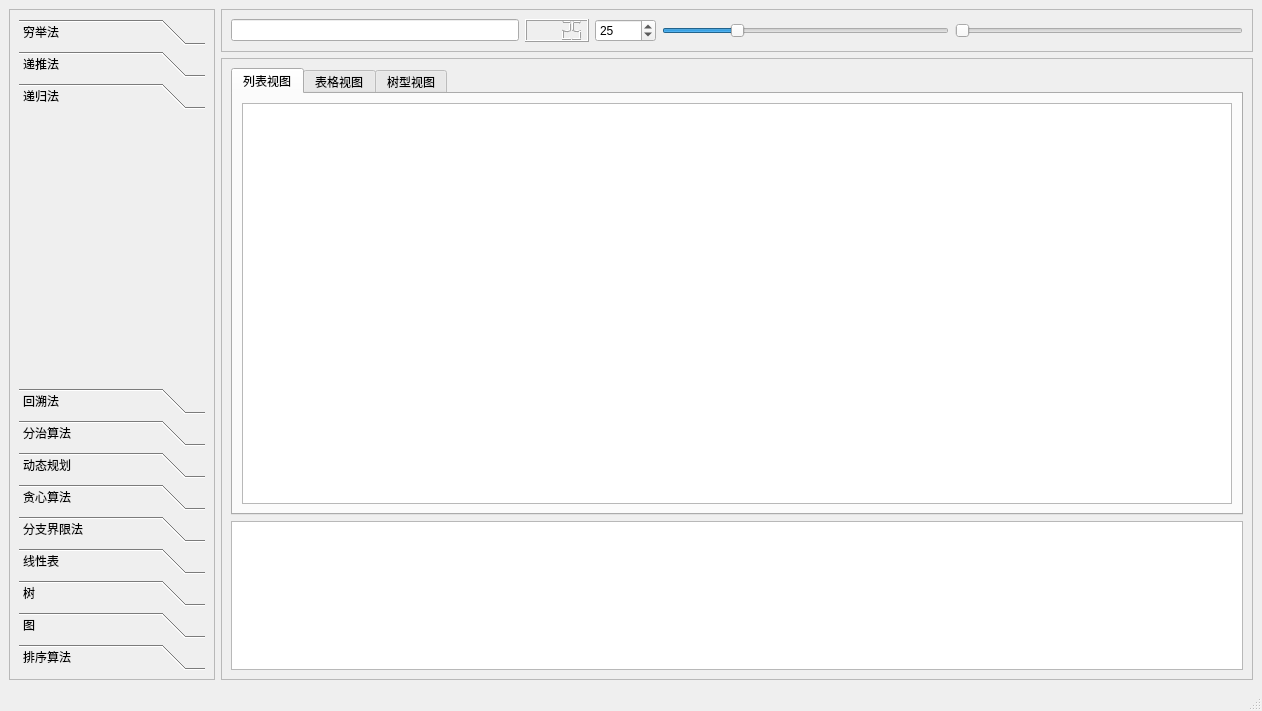
iguoya/LInux, file Algorithm/mainwindow.ui: the form before one commit.
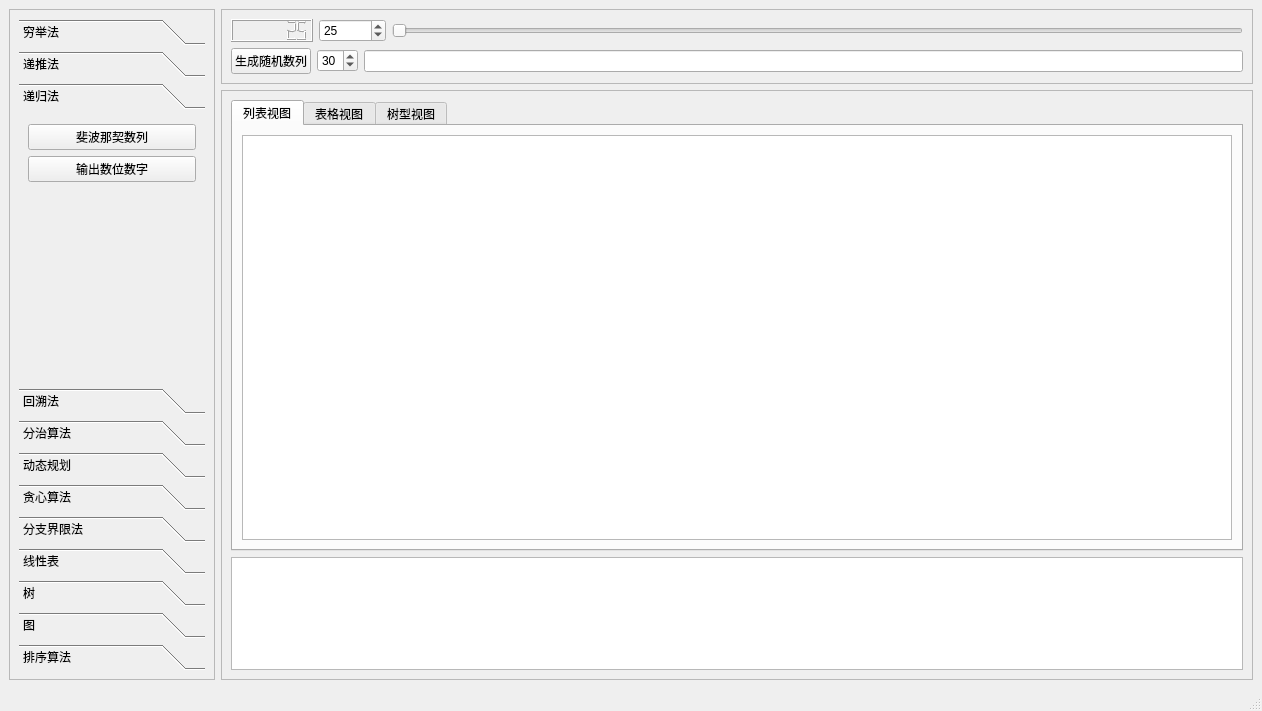
The form after the commit. The open tabs and pages were chosen to show the change.

Commit message: 数字中 数位 逐个显示

```diff
--- a/Algorithm/mainwindow.ui
+++ b/Algorithm/mainwindow.ui
@@ -95,6 +95,35 @@
           <attribute name="label">
            <string>递归法</string>
           </attribute>
+          <layout class="QGridLayout" name="gridLayout_9">
+           <item row="0" column="0">
+            <widget class="QPushButton" name="fibonacci">
+             <property name="text">
+              <string>斐波那契数列</string>
+             </property>
+            </widget>
+           </item>
+           <item row="2" column="0">
+            <spacer name="verticalSpacer_2">
+             <property name="orientation">
+              <enum>Qt::Vertical</enum>
+             </property>
+             <property name="sizeHint" stdset="0">
+              <size>
+               <width>20</width>
+               <height>46</height>
+              </size>
+             </property>
+            </spacer>
+           </item>
+           <item row="1" column="0">
+            <widget class="QPushButton" name="number">
+             <property name="text">
+              <string>输出数位数字</string>
+             </property>
+            </widget>
+           </item>
+          </layout>
          </widget>
          <widget class="QWidget" name="page_3">
           <property name="geometry">
@@ -226,14 +255,14 @@
       <property name="frameShadow">
        <enum>QFrame::Raised</enum>
       </property>
-      <layout class="QGridLayout" name="gridLayout_7">
+      <layout class="QGridLayout" name="gridLayout_6">
        <item row="0" column="0">
         <layout class="QHBoxLayout" name="horizontalLayout">
-         <item>
-          <widget class="QLineEdit" name="lineEdit"/>
-         </item>
          <item>
           <widget class="QLCDNumber" name="lcdNumber">
+           <property name="digitCount">
+            <number>7</number>
+           </property>
            <property name="intValue" stdset="0">
             <number>25</number>
            </property>
@@ -242,7 +271,7 @@
          <item>
           <widget class="QSpinBox" name="spinBox">
            <property name="maximum">
-            <number>10000</number>
+            <number>1000000</number>
            </property>
            <property name="value">
             <number>25</number>
@@ -252,7 +281,7 @@
          <item>
           <widget class="QSlider" name="horizontalSlider">
            <property name="maximum">
-            <number>100</number>
+            <number>1000000</number>
            </property>
            <property name="value">
             <number>25</number>
@@ -265,19 +294,27 @@
            </property>
           </widget>
          </item>
+        </layout>
+       </item>
+       <item row="1" column="0">
+        <layout class="QHBoxLayout" name="horizontalLayout_2">
          <item>
-          <widget class="QSlider" name="horizontalSlider_2">
-           <property name="maximum">
-            <number>10000</number>
+          <widget class="QPushButton" name="random">
+           <property name="text">
+            <string>生成随机数列</string>
            </property>
-           <property name="pageStep">
-            <number>100</number>
+          </widget>
+         </item>
+         <item>
+          <widget class="QSpinBox" name="spinBox_random">
+           <property name="value">
+            <number>30</number>
            </property>
-           <property name="orientation">
-            <enum>Qt::Horizontal</enum>
-           </property>
           </widget>
          </item>
+         <item>
+          <widget class="QLineEdit" name="lineEdit"/>
+         </item>
         </layout>
        </item>
       </layout>
@@ -291,9 +328,9 @@
       <property name="frameShadow">
        <enum>QFrame::Raised</enum>
       </property>
-      <layout class="QGridLayout" name="gridLayout_6" rowstretch="3,1">
+      <layout class="QGridLayout" name="gridLayout_7" rowstretch="4,1">
        <item row="0" column="0">
-        <widget class="QTabWidget" name="tabWidget_2">
+        <widget class="QTabWidget" name="tabWidget">
          <property name="currentIndex">
           <number>0</number>
          </property>
```
Left out of the diff: 50 changed lines with no effect on the pictures. The commit also changes 17 other files.
